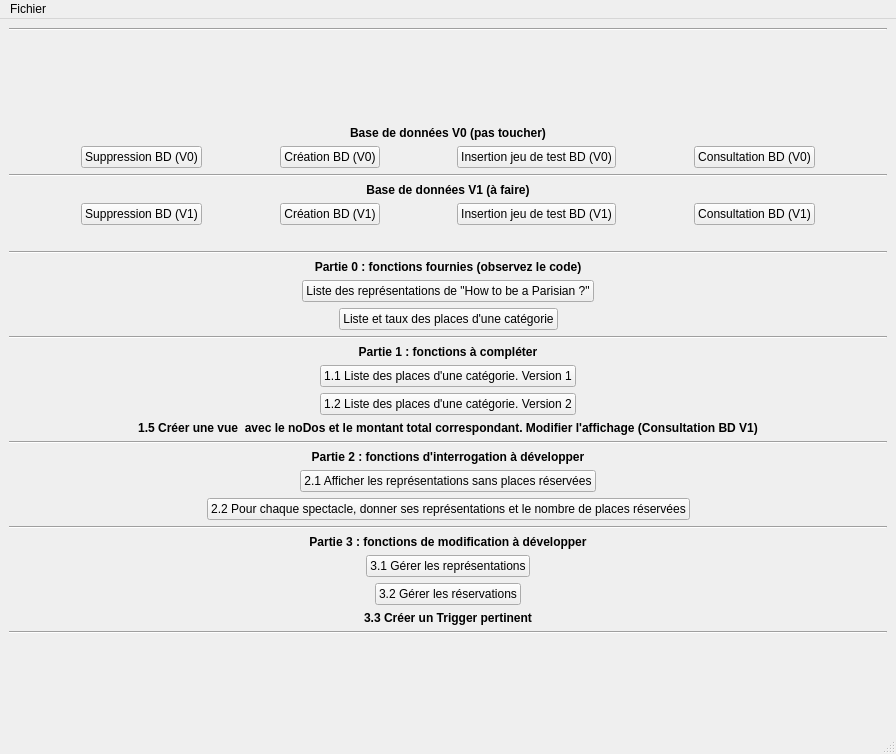
Qt form gui/mainWindow.ui (NoxFly/CEBD-project-theater) before a commit.
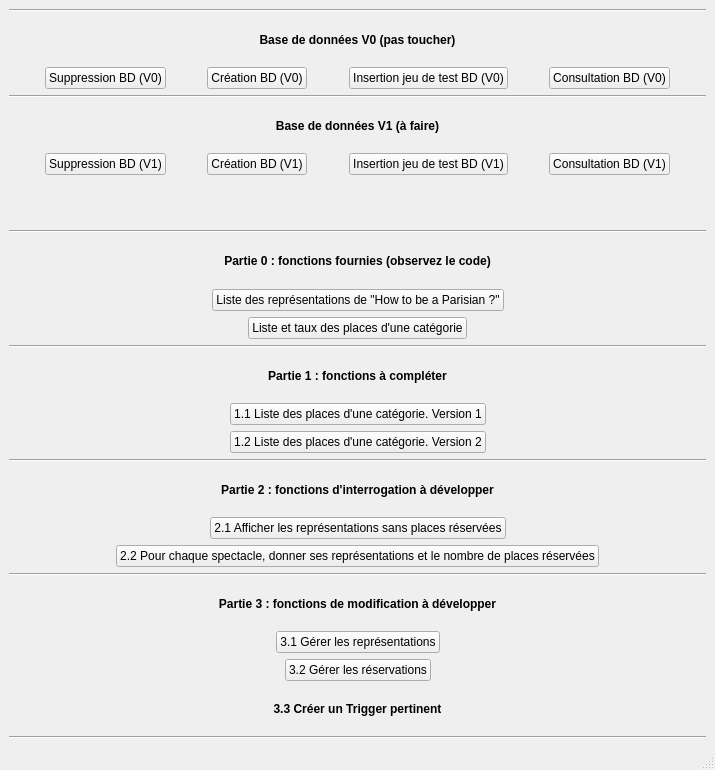
The same form after that commit.

Patch:
```diff
--- a/gui/mainWindow.ui
+++ b/gui/mainWindow.ui
@@ -6,8 +6,8 @@
    <rect>
     <x>0</x>
     <y>0</y>
-    <width>896</width>
-    <height>754</height>
+    <width>715</width>
+    <height>770</height>
    </rect>
   </property>
   <property name="windowTitle">
@@ -22,19 +22,6 @@
       </property>
      </widget>
     </item>
-    <item>
-     <spacer name="verticalSpacer_2">
-      <property name="orientation">
-       <enum>Qt::Vertical</enum>
-      </property>
-      <property name="sizeHint" stdset="0">
-       <size>
-        <width>20</width>
-        <height>40</height>
-       </size>
-      </property>
-     </spacer>
-    </item>
     <item>
      <widget class="QLabel" name="label">
       <property name="font">
@@ -475,22 +462,6 @@
       </item>
      </layout>
     </item>
-    <item>
-     <widget class="QLabel" name="label_9">
-      <property name="font">
-       <font>
-        <weight>75</weight>
-        <bold>true</bold>
-       </font>
-      </property>
-      <property name="text">
-       <string>1.5 Créer une vue  avec le noDos et le montant total correspondant. Modifier l'affichage (Consultation BD V1)</string>
-      </property>
-      <property name="alignment">
-       <set>Qt::AlignCenter</set>
-      </property>
-     </widget>
-    </item>
     <item>
      <layout class="QHBoxLayout" name="horizontalLayout_7"/>
     </item>
@@ -714,38 +685,8 @@
       </property>
      </widget>
     </item>
-    <item>
-     <spacer name="verticalSpacer">
-      <property name="orientation">
-       <enum>Qt::Vertical</enum>
-      </property>
-      <property name="sizeHint" stdset="0">
-       <size>
-        <width>20</width>
-        <height>40</height>
-       </size>
-      </property>
-     </spacer>
-    </item>
    </layout>
   </widget>
-  <widget class="QMenuBar" name="menubar">
-   <property name="geometry">
-    <rect>
-     <x>0</x>
-     <y>0</y>
-     <width>896</width>
-     <height>26</height>
-    </rect>
-   </property>
-   <widget class="QMenu" name="menuFiles">
-    <property name="title">
-     <string>Fichier</string>
-    </property>
-    <addaction name="actionQuitter"/>
-   </widget>
-   <addaction name="menuFiles"/>
-  </widget>
   <widget class="QStatusBar" name="statusbar"/>
   <action name="actionQuitter">
    <property name="text">
```
